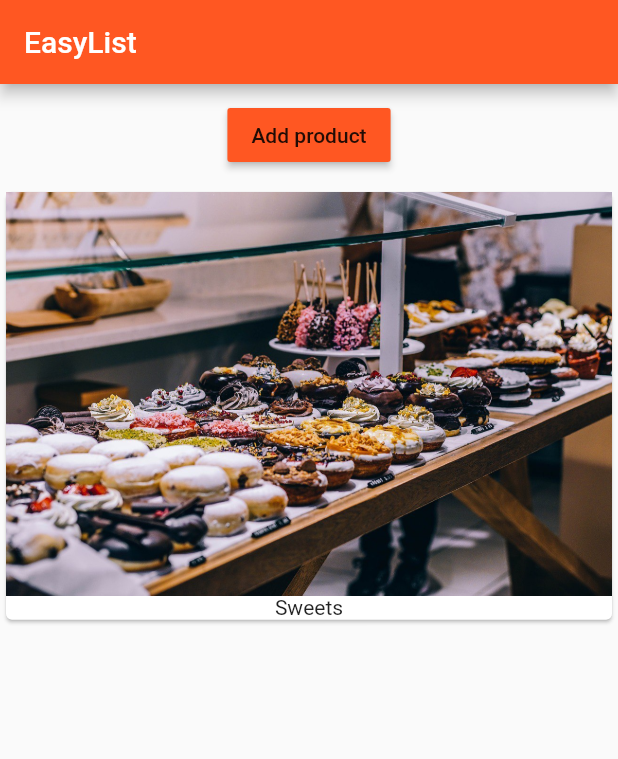
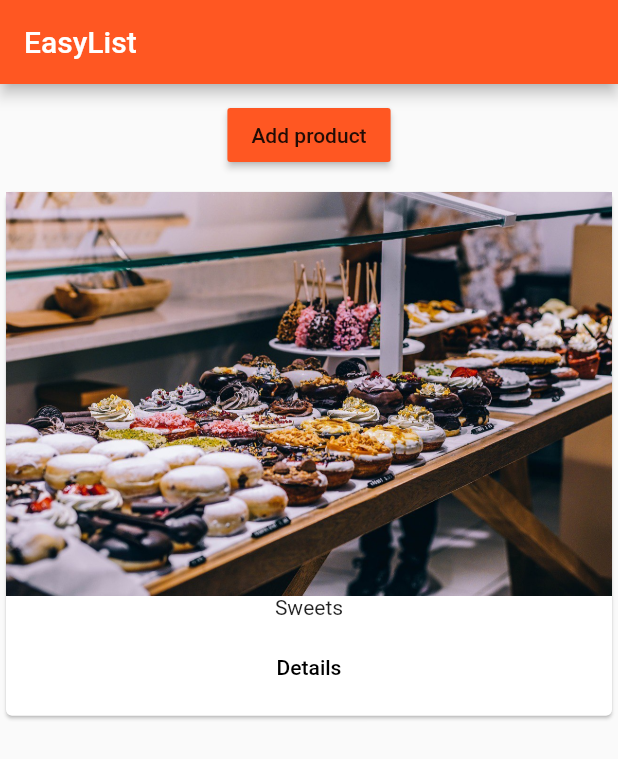
Before and after one commit to vitcool/flutter_course, a Flutter app: the screen it shows after launch, after a tap on "Add product", on a phone screen of 412 x 824 dp. Shown: the top 759 px of the screen. Run offline on Flutter 3.47's test engine with Material 2 defaults, Android fonts, the phone set to English and light mode, and no system bars.

Commit message:
FC-8: dummy navigation is added

```diff
--- a/lib/main.dart
+++ b/lib/main.dart
@@ -1,7 +1,7 @@
 import 'package:flutter/material.dart';
 // import 'package:flutter/rendering.dart';
 
-import './product_manager.dart';
+import './pages/home.dart';
 
 void main() {
   // debugPaintSizeEnabled = true;
@@ -19,11 +19,6 @@ class MyApp extends StatelessWidget {
             brightness: Brightness.light,
             primarySwatch: Colors.deepOrange,
             accentColor: Colors.deepPurple),
-        home: Scaffold(
-          appBar: AppBar(
-            title: Text('EasyList'),
-          ),
-          body: ProductManager(),
-        ));
+        home: HomePage());
   }
 }
--- /dev/null
+++ b/lib/pages/home.dart
@@ -0,0 +1,15 @@
+import 'package:flutter/material.dart';
+
+import '../product_manager.dart';
+
+class HomePage extends StatelessWidget {
+  @override
+  Widget build(BuildContext context) {
+    return Scaffold(
+      appBar: AppBar(
+        title: Text('EasyList'),
+      ),
+      body: ProductManager(),
+    );
+  }
+}
--- a/lib/products.dart
+++ b/lib/products.dart
@@ -1,4 +1,6 @@
 import 'package:flutter/material.dart';
+
+import './pages/product.dart';
 
 class Products extends StatelessWidget {
   final List<String> products;
@@ -10,7 +12,18 @@ class Products extends StatelessWidget {
       child: Column(
         children: <Widget>[
           Image.asset('assets/food.jpeg'),
-          Text(products[index])
+          Text(products[index]),
+          ButtonBar(
+            alignment: MainAxisAlignment.center,
+            children: <Widget>[
+              FlatButton(
+                  child: Text('Details'),
+                  onPressed: () => Navigator.push(
+                      context,
+                      MaterialPageRoute(
+                          builder: (BuildContext context) => ProductPage())))
+            ],
+          )
         ],
       ),
     );
```
Also changed, not shown: lib/pages/product.dart (added, +19 -0 lines).
